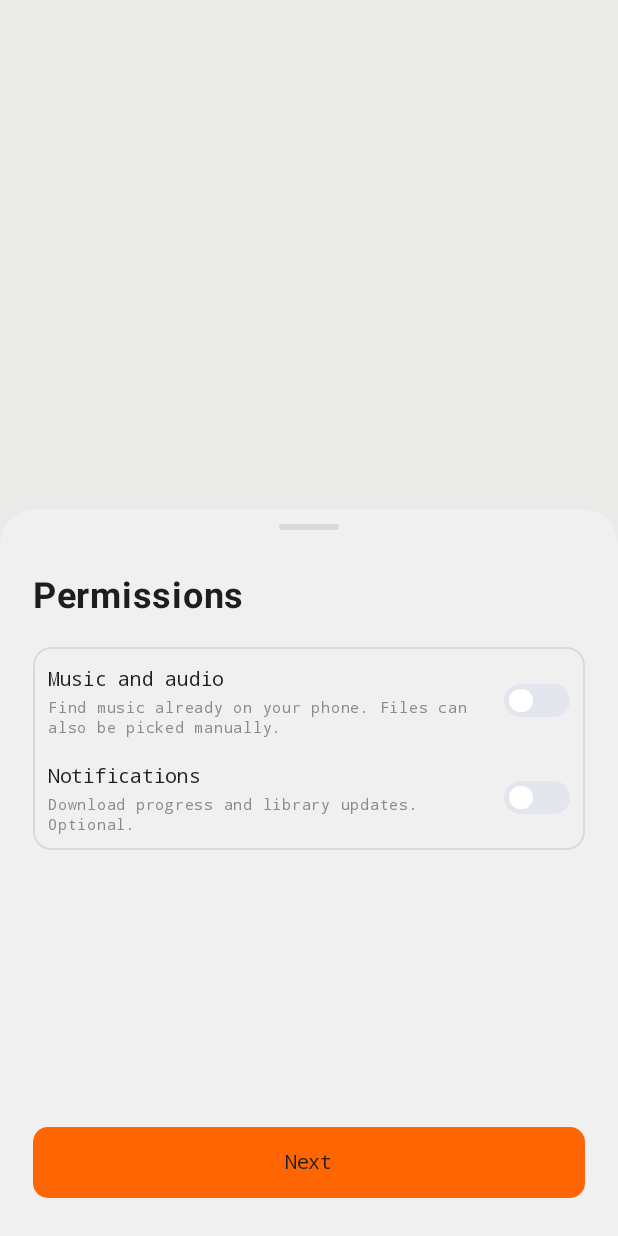
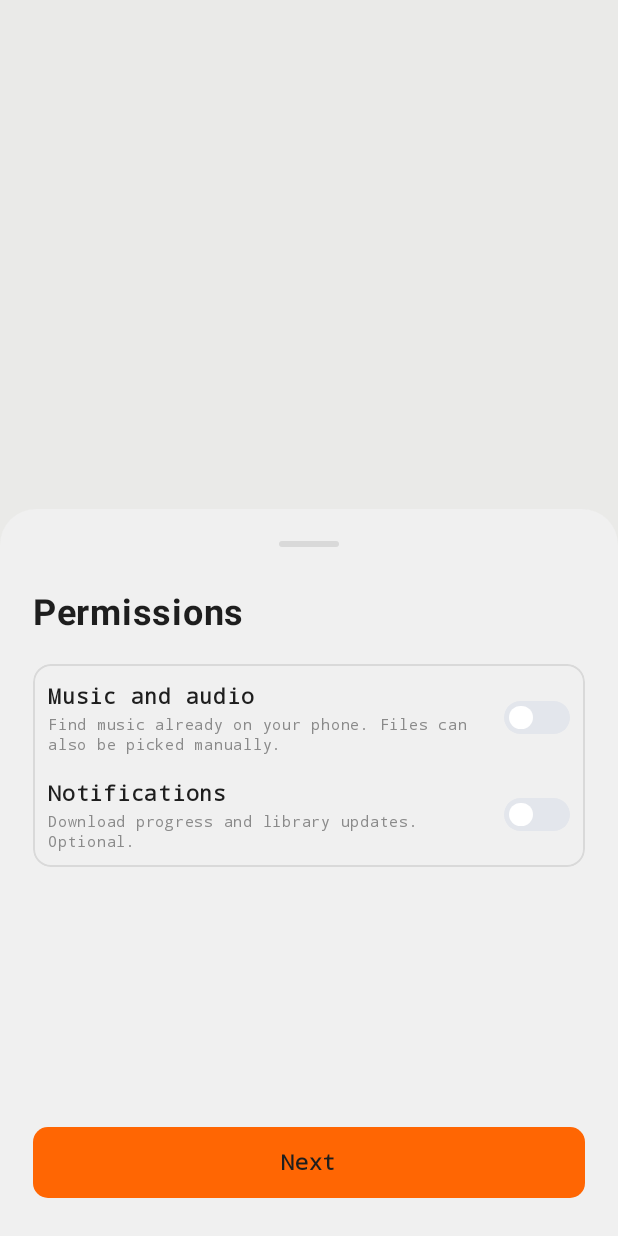
Before and after one commit to abhig1599/music-app, an Android app built with Jetpack Compose: the screen it shows after launch (MainActivity), after a tap on "Next", on a phone screen of 412 x 824 dp. Run offline under Robolectric (Android 15) with nearby library versions, the phone set to English and light mode, and no system bars; 4 statements that could not run were skipped.

Commit message:
Onboarding: align sheet content offsets and mono weights to Figma overlay

```diff
--- a/app/src/main/java/com/abhi/musicapp/ui/screens/OnboardingScreen.kt
+++ b/app/src/main/java/com/abhi/musicapp/ui/screens/OnboardingScreen.kt
@@ -75,9 +75,9 @@ fun OnboardingScreen(onDone: () -> Unit, initialStep: Int = 1) {
                 .padding(horizontal = 22.dp),
             horizontalAlignment = Alignment.CenterHorizontally,
         ) {
-            Spacer(Modifier.height(10.dp))
+            Spacer(Modifier.height(21.dp))
             Box(Modifier.size(width = 40.dp, height = 4.dp).clip(CircleShape).background(GrayLight))
-            Spacer(Modifier.height(if (step == 3) 22.dp else 30.dp))
+            Spacer(Modifier.height(if (step == 3) 29.dp else 30.dp))
             Box(Modifier.fillMaxWidth().weight(1f)) {
                 when (step) {
                     1 -> LanguageStep()
@@ -113,7 +113,7 @@ private fun OrangeButton(label: String, onClick: () -> Unit) {
             .clickable(onClick = onClick),
         contentAlignment = Alignment.Center,
     ) {
-        Text(label, fontFamily = Mono, fontSize = 13.sp, fontWeight = FontWeight.Medium, color = InkBlack)
+        Text(label, fontFamily = Mono, fontSize = 14.sp, fontWeight = FontWeight.Bold, color = InkBlack)
     }
 }
 
@@ -192,7 +192,7 @@ private fun PermissionsStep() {
 private fun PermissionRow(title: String, detail: String, on: Boolean, onToggle: () -> Unit) {
     Row(verticalAlignment = Alignment.CenterVertically) {
         Column(Modifier.weight(1f)) {
-            Text(title, fontFamily = Mono, fontSize = 13.sp, color = InkBlack)
+            Text(title, fontFamily = Mono, fontSize = 14.sp, fontWeight = FontWeight.Bold, color = InkBlack)
             Text(detail, fontFamily = Mono, fontSize = 10.sp, color = GrayText, lineHeight = 13.sp)
         }
         Spacer(Modifier.size(8.dp))
```
Also changed, not shown: 1 other file.
